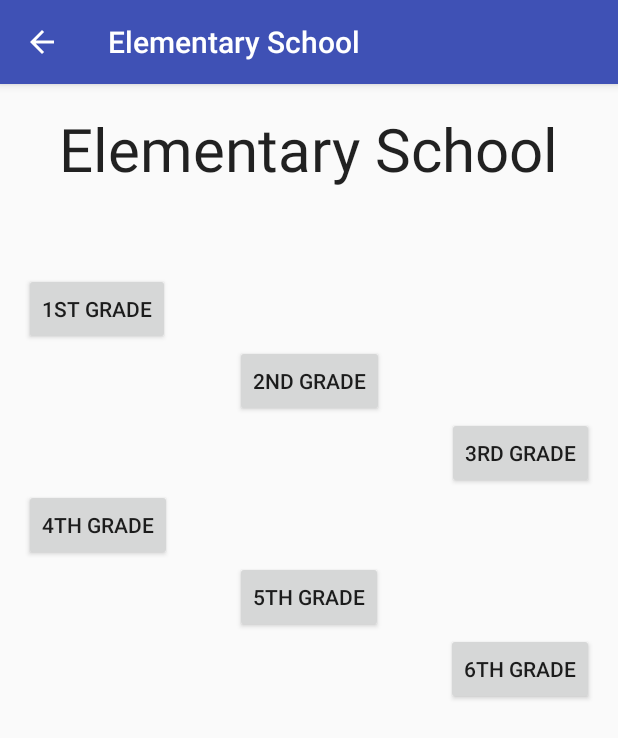
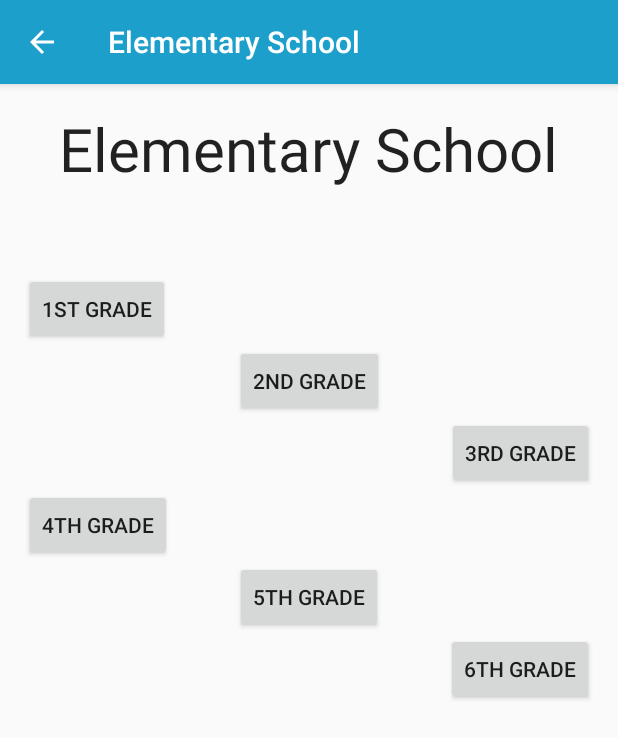
Before and after one commit to ocorella/tcu501app, an Android app: the screen it shows after launch (ElementarySchoolActivity), after a tap on "ELEMENTARY SCHOOL", on a phone screen of 412 x 824 dp. Shown: the top 738 px of the screen. Run offline under Robolectric (Android 15) with nearby library versions, the phone set to English and light mode, and no system bars.

Commit message:
Splash and new colors

```diff
--- a/app/build.gradle
+++ b/app/build.gradle
@@ -2,7 +2,7 @@ apply plugin: 'com.android.application'
 
 android {
     compileSdkVersion 23
-    buildToolsVersion "23.0.3"
+    buildToolsVersion "25.0.3"
 
     defaultConfig {
         applicationId "comsiteucrtcu501.google.httpssites.tcu501"
--- a/app/src/main/AndroidManifest.xml
+++ b/app/src/main/AndroidManifest.xml
@@ -9,6 +9,19 @@
         android:supportsRtl="true"
         android:theme="@style/AppTheme">
         <activity android:name=".MainScreen">
+            <!--<intent-filter>-->
+                <!--<action android:name="android.intent.action.MAIN" />-->
+
+                <!--<category android:name="android.intent.category.LAUNCHER" />-->
+            <!--</intent-filter>-->
+        </activity>
+
+        <activity
+            android:name=".SplashActivity"
+            android:configChanges="orientation"
+            android:label="@string/app_name"
+            android:screenOrientation="portrait"
+            android:theme="@style/SplashTheme">
             <intent-filter>
                 <action android:name="android.intent.action.MAIN" />
 
--- /dev/null
+++ b/app/src/main/java/comsiteucrtcu501/google/httpssites/tcu501/SplashActivity.java
@@ -0,0 +1,23 @@
+package comsiteucrtcu501.google.httpssites.tcu501;
+
+import android.content.Intent;
+import android.os.Bundle;
+import android.support.v7.app.AppCompatActivity;
+
+/**
+ * Created by oscar on 30/05/17.
+ */
+
+public class SplashActivity extends AppCompatActivity {
+
+    @Override
+    protected void onCreate(Bundle savedInstanceState) {
+        super.onCreate(savedInstanceState);
+
+        Intent intent = new Intent(SplashActivity.this, MainScreen.class);
+        intent.addFlags(Intent.FLAG_ACTIVITY_CLEAR_TOP | Intent.FLAG_ACTIVITY_NEW_TASK);
+        startActivity(intent);
+        finish();
+
+    }
+}
--- /dev/null
+++ b/app/src/main/res/drawable/splash_background.xml
@@ -0,0 +1,13 @@
+<?xml version="1.0" encoding="utf-8"?>
+<layer-list xmlns:android="http://schemas.android.com/apk/res/android">
+
+    <item android:drawable="@drawable/white" />
+
+
+    <item>
+        <bitmap android:src="@drawable/logo_tcu"
+            android:gravity="center_horizontal"/>
+    </item>
+
+
+</layer-list>
--- a/app/src/main/res/values/colors.xml
+++ b/app/src/main/res/values/colors.xml
@@ -1,8 +1,8 @@
 <?xml version="1.0" encoding="utf-8"?>
 <resources>
-    <color name="colorPrimary">#3F51B5</color>
-    <color name="colorPrimaryDark">#303F9F</color>
-    <color name="colorAccent">#FF4081</color>
+    <color name="colorPrimary">#1C9FCB</color>
+    <color name="colorPrimaryDark">#157494</color>
+    <color name="colorAccent">#59B9D9</color>
     <color name="white">#FFFFFF</color>
     <color name="yellow">#FFFF00</color>
     <color name="fuchsia">#FF00FF</color>
--- a/app/src/main/res/values/styles.xml
+++ b/app/src/main/res/values/styles.xml
@@ -21,4 +21,11 @@
 
     <style name="AppTheme.PopupOverlay" parent="ThemeOverlay.AppCompat.Light" />
 
+    <style name="SplashTheme" parent="Theme.AppCompat.NoActionBar">
+        <item name="android:windowBackground">@drawable/splash_background</item>
+        <item name="colorPrimary">@color/colorPrimary</item>
+        <item name="colorPrimaryDark">@color/colorPrimaryDark</item>
+        <item name="colorAccent">@color/colorAccent</item>
+    </style>
+
 </resources>
```
Also changed, not shown: app/src/main/res/drawable/logo_tcu.jpg (added), app/src/main/res/drawable/white.png (added).
